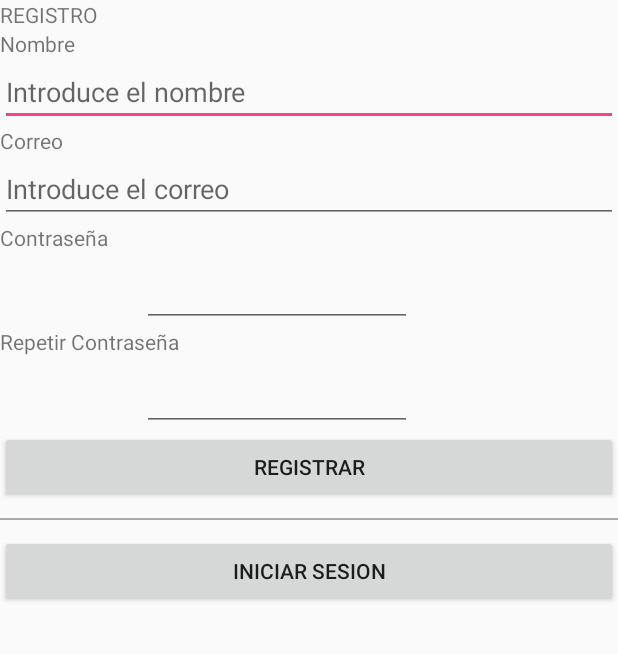
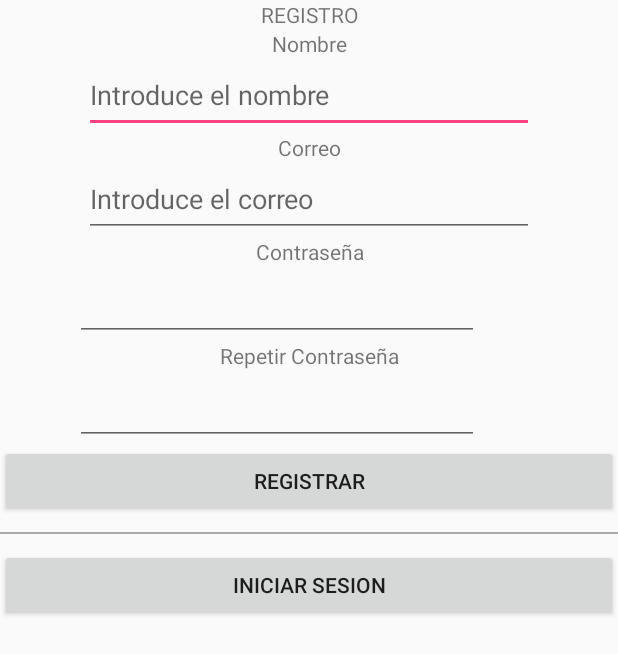
Before and after one commit to Cegoco11/Craps, an Android app: the layout activity_registro.xml on its own in the app's theme, with its tools: preview values and no code run, on a phone screen of 412 x 824 dp. Shown: the top 654 px of the screen. Run offline under Robolectric (Android 15) with nearby library versions, the phone set to English and light mode, and no system bars.

Commit message:
Registro ordenado y comentado
-Añadidos comentarios en el layout del registro
-Quitado el autofocus a los campos
-Colocados los campos del formulario

```diff
--- a/app/src/main/res/layout/activity_registro.xml
+++ b/app/src/main/res/layout/activity_registro.xml
@@ -7,91 +7,115 @@
     <LinearLayout
         android:layout_width="match_parent"
         android:layout_height="match_parent"
+        android:focusableInTouchMode="true"
         android:orientation="vertical">
+
+        // Texto: Registro
 
         <TextView
             android:id="@+id/textView"
             android:layout_width="match_parent"
             android:layout_height="wrap_content"
-            android:text="REGISTRO" />
+            android:text="REGISTRO"
+            android:textAlignment="center" />
+
+        //Texto: Nombre
 
         <TextView
             android:id="@+id/TextView"
             android:layout_width="match_parent"
             android:layout_height="wrap_content"
-            android:text="Nombre" />
+            android:text="Nombre"
+            android:textAlignment="center" />
+
+        //Campo: introducir nombre
 
         <EditText
             android:id="@+id/nombre"
-            android:layout_width="match_parent"
-            android:layout_height="wrap_content"
-            android:ems="10"
+            android:layout_width="300dp"
+            android:layout_height="50dp"
+            android:layout_gravity="center"
             android:hint="Introduce el nombre"
             android:inputType="textPersonName" />
+
+        //Texto: Nombre
 
         <TextView
             android:layout_width="match_parent"
             android:layout_height="wrap_content"
-            android:text="Correo" />
+            android:layout_gravity="center"
+            android:text="Correo"
+            android:textAlignment="center" />
+
+        //Campo: introducir correo
 
         <EditText
             android:id="@+id/correo"
-            android:layout_width="match_parent"
-            android:layout_height="wrap_content"
-            android:ems="10"
+            android:layout_width="300dp"
+            android:layout_height="50dp"
+            android:layout_gravity="center"
             android:hint="Introduce el correo"
             android:inputType="textPersonName" />
+
+        //Texto: Contraseña
 
         <TextView
             android:layout_width="match_parent"
             android:layout_height="wrap_content"
-            android:text="Contraseña" />
+            android:text="Contraseña"
+            android:textAlignment="center" />
+
+        //Campo: introducir contraseña
 
         <LinearLayout
-            android:layout_gravity="center"
             android:layout_width="wrap_content"
             android:layout_height="wrap_content"
-            android:orientation="horizontal">
+            android:layout_gravity="center">
 
             <EditText
                 android:id="@+id/clave"
-                android:layout_width="180dp"
+                android:layout_width="269dp"
                 android:layout_height="50dp"
                 android:layout_weight="1"
                 android:maxLength="20" />
 
             <ImageView
-                android:layout_gravity="center"
                 android:id="@+id/img1"
                 android:layout_width="64px"
                 android:layout_height="64px"
+                android:layout_gravity="center"
                 android:layout_weight="1"
                 android:padding="2dp" />
         </LinearLayout>
 
+        //Texto: Contraseña
+
         <TextView
             android:layout_width="match_parent"
             android:layout_height="wrap_content"
-            android:text="Repetir Contraseña" />
+            android:text="Repetir Contraseña"
+            android:textAlignment="center" />
+
+        //Campo: introducir contraseña
 
         <LinearLayout
-            android:layout_gravity="center"
             android:layout_width="wrap_content"
             android:layout_height="wrap_content"
+            android:layout_gravity="center"
             android:orientation="horizontal">
 
             <EditText
                 android:id="@+id/clave2"
-                android:layout_width="180dp"
+                android:layout_width="269dp"
                 android:layout_height="50dp"
                 android:layout_weight="1"
                 android:maxLength="20" />
 
             <ImageView
-                android:layout_gravity="center"
                 android:id="@+id/img2"
                 android:layout_width="64px"
                 android:layout_height="64px"
+                android:layout_gravity="center"
                 android:layout_weight="1"
                 android:padding="2dp" />
         </LinearLayout>
@@ -101,14 +125,14 @@
             android:layout_width="match_parent"
             android:layout_height="wrap_content"
             android:onClick="GuardarUsuario"
-            android:text="Registrar" />
+            android:text="Registrar"/>
 
         <View
             android:layout_width="match_parent"
             android:layout_height="1dp"
-            android:background="@android:color/darker_gray"
+            android:layout_marginBottom="10dp"
             android:layout_marginTop="10dp"
-            android:layout_marginBottom="10dp" />
+            android:background="@android:color/darker_gray" />
 
         <Button
             android:id="@+id/button4"
--- a/app/src/main/res/layout/layaut_iniciarsesion.xml
+++ b/app/src/main/res/layout/layaut_iniciarsesion.xml
@@ -1,9 +1,13 @@
 <?xml version="1.0" encoding="utf-8"?>
-
+<ScrollView xmlns:android="http://schemas.android.com/apk/res/android"
+    android:id="@+id/conteiners_scroll_view"
+    android:layout_width="match_parent"
+    android:layout_height="match_parent">
 
 <LinearLayout android:layout_width="match_parent"
     android:layout_height="match_parent"
     android:orientation="vertical"
+    android:focusableInTouchMode="true"
     xmlns:android="http://schemas.android.com/apk/res/android">
 
 
@@ -15,6 +19,7 @@
 
         <EditText
             android:id="@+id/txtusuario"
+            android:hint="Introduce el nombre"
             android:layout_width="match_parent"
             android:layout_height="wrap_content"
             android:inputType="textPersonName" />
@@ -46,3 +51,5 @@
         android:onClick="irRegistro"
         android:text="Crear Cuenta" />
     </LinearLayout>
+
+</ScrollView>
```
